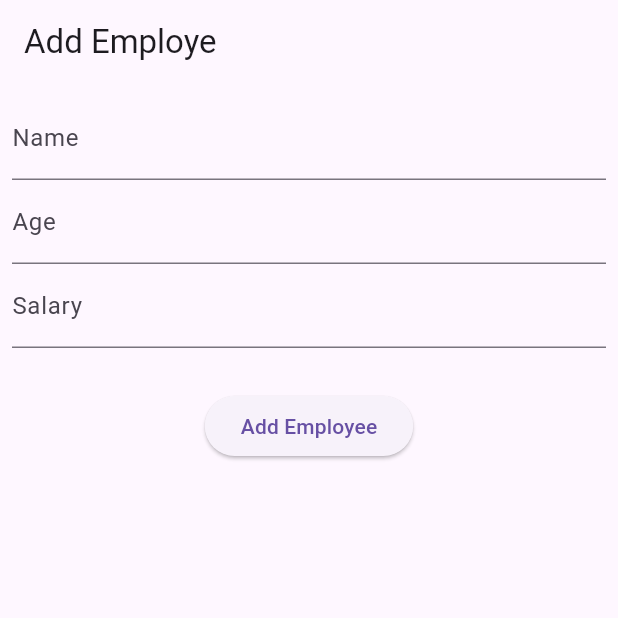
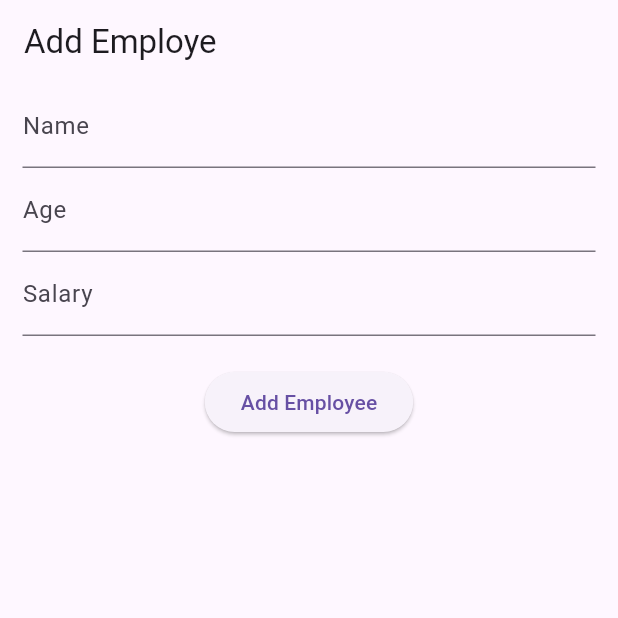
Before and after one commit to WebAdib/ostad_livetest2, a Flutter app: the screen it shows after launch, on a phone screen of 412 x 824 dp, the top half of it. Run offline on Flutter 3.47's test engine with Material 3 defaults, Android fonts, the phone set to English and light mode, and no system bars.

Commit message:
added padding

```diff
--- a/lib/MyHomePage.dart
+++ b/lib/MyHomePage.dart
@@ -15,17 +15,21 @@ class MyHomePage extends StatelessWidget {
       body: Column(
         children: [
           Padding(
-            padding: const EdgeInsets.all(8.0),
+            padding:
+                const EdgeInsets.only(left: 15, right: 15, top: 0, bottom: 0),
             child: Form(
               child: Column(
                 children: [
                   TextFormField(
+                    keyboardType: TextInputType.text,
                     decoration: InputDecoration(labelText: 'Name'),
                   ),
                   TextFormField(
+                    keyboardType: TextInputType.number,
                     decoration: InputDecoration(labelText: 'Age'),
                   ),
                   TextFormField(
+                    keyboardType: TextInputType.number,
                     decoration: InputDecoration(labelText: 'Salary'),
                   ),
                 ],
```
